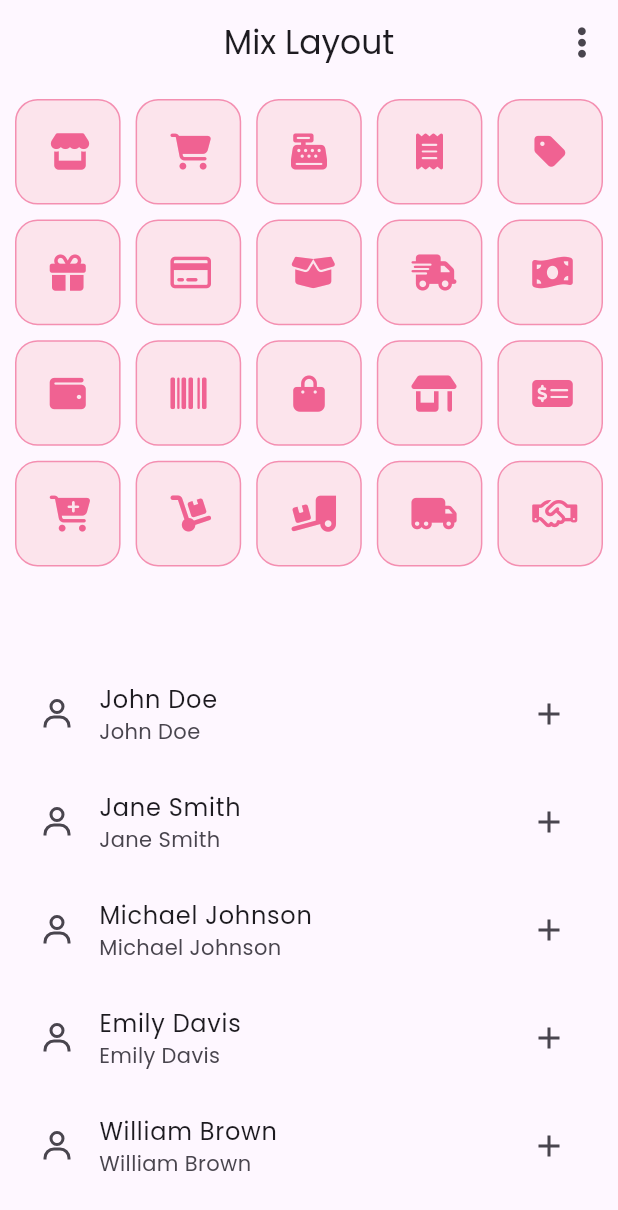
After one commit to Apisit250aps/FlutterBasic, a Flutter app: the MixLayoutPage screen opened directly, on a phone screen of 412 x 824 dp. The commit adds this screen. Shown: the top 1210 px of the screen. Run offline on Flutter 3.47's test engine with Material 3 defaults, Android fonts, the phone set to English and light mode, and no system bars; our stand-ins replace flutter_boxicons, font_awesome_flutter, get, google_fonts.

Commit message:
mixlayout

```diff
--- /dev/null
+++ b/lib/pages/mixlayout.dart
@@ -0,0 +1,50 @@
+import 'package:flutter/material.dart';
+import 'package:flutter_basic/widgets/base/layouts/gridview.dart';
+import 'package:flutter_basic/widgets/base/layouts/listview.dart';
+import 'package:flutter_basic/widgets/navigate/drawer.dart';
+import 'package:font_awesome_flutter/font_awesome_flutter.dart';
+
+class MixLayoutPage extends StatefulWidget {
+  const MixLayoutPage({super.key});
+
+  @override
+  State<MixLayoutPage> createState() => _MixLayoutPageState();
+}
+
+class _MixLayoutPageState extends State<MixLayoutPage> {
+  @override
+  Widget build(BuildContext context) {
+    return Scaffold(
+      appBar: AppBar(
+        title: const Text("Mix Layout"),
+        centerTitle: true,
+        leading: null,
+        actions: [
+          Builder(builder: (context) {
+            return IconButton(
+              onPressed: () {
+                Scaffold.of(context).openDrawer();
+              },
+              icon: const Icon(
+                FontAwesomeIcons.ellipsisVertical,
+              ),
+            );
+          })
+        ],
+        automaticallyImplyLeading: false,
+        scrolledUnderElevation: 0,
+        elevation: 0,
+      ),
+      drawer: const BasicDrawer(),
+      body: Container(
+        padding: const EdgeInsets.all(10),
+        child: const Column(
+          children: [
+            Expanded(child: BasicGridView()),
+            Expanded(child: BasicListView())
+          ],
+        ),
+      ),
+    );
+  }
+}
--- /dev/null
+++ b/lib/widgets/base/layouts/gridview.dart
@@ -0,0 +1,58 @@
+import 'package:flutter/material.dart';
+import 'package:font_awesome_flutter/font_awesome_flutter.dart';
+
+class BasicGridView extends StatelessWidget {
+  const BasicGridView({super.key});
+
+  @override
+  Widget build(BuildContext context) {
+    const List<IconData> items = [
+    FontAwesomeIcons.store,
+    FontAwesomeIcons.shoppingCart,
+    FontAwesomeIcons.cashRegister,
+    FontAwesomeIcons.receipt,
+    FontAwesomeIcons.tag,
+    FontAwesomeIcons.gift,
+    FontAwesomeIcons.creditCard,
+    FontAwesomeIcons.boxOpen,
+    FontAwesomeIcons.shippingFast,
+    FontAwesomeIcons.moneyBillWave,
+    FontAwesomeIcons.wallet,
+    FontAwesomeIcons.barcode,
+    FontAwesomeIcons.shoppingBag,
+    FontAwesomeIcons.storeAlt,
+    FontAwesomeIcons.moneyCheckAlt,
+    FontAwesomeIcons.cartPlus,
+    FontAwesomeIcons.dolly,
+    FontAwesomeIcons.truckLoading,
+    FontAwesomeIcons.truckMoving,
+    FontAwesomeIcons.handshake,
+  ];
+    return GridView.builder(
+      gridDelegate: const SliverGridDelegateWithFixedCrossAxisCount(
+        crossAxisCount: 5,
+        mainAxisSpacing: 10.0,
+        crossAxisSpacing: 10.0,
+        childAspectRatio: 1.0,
+      ),
+      itemCount: items.length, // ใช้จำนวนของรายการ
+      itemBuilder: (context, index) {
+        return Container(
+          padding: const EdgeInsets.all(10),
+          decoration: BoxDecoration(
+              border: Border.all(
+                color: Colors.pink.shade200,
+              ),
+              borderRadius: BorderRadius.circular(15),
+              color: Colors.pink.shade50),
+          child: Center(
+            child: Icon(
+              items[index],
+              color: Colors.pink.shade300,
+            ),
+          ),
+        );
+      },
+    );
+  }
+}
--- /dev/null
+++ b/lib/widgets/base/layouts/listview.dart
@@ -0,0 +1,43 @@
+import 'package:flutter/material.dart';
+import 'package:flutter_boxicons/flutter_boxicons.dart';
+
+class BasicListView extends StatelessWidget {
+  const BasicListView({super.key});
+
+  @override
+  Widget build(BuildContext context) {
+    const List<String> names = [
+      'John Doe',
+      'Jane Smith',
+      'Michael Johnson',
+      'Emily Davis',
+      'William Brown',
+      'Olivia Wilson',
+      'James Jones',
+      'Sophia Garcia',
+      'Benjamin Miller',
+      'Ava Martinez',
+      'Lucas Anderson',
+      'Isabella Taylor',
+      'Henry Thomas',
+      'Mia Moore',
+      'Alexander Lee',
+      'Charlotte Harris',
+      'Daniel Clark',
+      'Amelia Robinson',
+      'Matthew Lewis',
+      'Harper Walker',
+    ];
+    return ListView.builder(
+      itemCount: names.length, // ใช้จำนวนของรายการ
+      itemBuilder: (context, index) {
+        return ListTile(
+          title: Text(names[index]),
+          leading: const Icon(Boxicons.bx_user),
+          subtitle: Text(names[index]),
+          trailing: const Icon(Boxicons.bx_plus),
+        );
+      },
+    );
+  }
+}
--- a/lib/widgets/navigate/drawer.dart
+++ b/lib/widgets/navigate/drawer.dart
@@ -1,7 +1,9 @@
 import 'package:flutter/material.dart';
 import 'package:flutter_basic/pages/about.dart';
 import 'package:flutter_basic/pages/home.dart';
+import 'package:flutter_basic/pages/mixlayout.dart';
 import 'package:flutter_basic/pages/profile.dart';
+import 'package:flutter_boxicons/flutter_boxicons.dart';
 import 'package:get/get.dart';
 
 class BasicDrawer extends StatefulWidget {
@@ -26,20 +28,30 @@ class _BasicDrawerState extends State<BasicDrawer> {
           ),
           ListTile(
             title: const Text('Home'),
+            leading: const Icon(Boxicons.bx_home),
             onTap: () {
               Get.to(const HomePage());
             },
           ),
           ListTile(
             title: const Text('About'),
+            leading: const Icon(Boxicons.bx_book),
             onTap: () {
               Get.to(const AboutPage());
             },
           ),
           ListTile(
             title: const Text('Profile'),
+            leading: const Icon(Boxicons.bx_user),
             onTap: () {
               Get.to(const ProfilePage());
+            },
+          ),
+          ListTile(
+            title: const Text('Mix Layout'),
+            leading: const Icon(Boxicons.bx_layout),
+            onTap: () {
+              Get.to(const MixLayoutPage());
             },
           ),
         ],
--- a/pubspec.yaml
+++ b/pubspec.yaml
@@ -38,6 +38,7 @@ dependencies:
   get: ^4.6.6
   google_fonts: ^6.2.1
   font_awesome_flutter: ^10.7.0
+  flutter_boxicons: ^3.1.0
 
 dev_dependencies:
   flutter_test:
```
Also changed, not shown: pubspec.lock.
